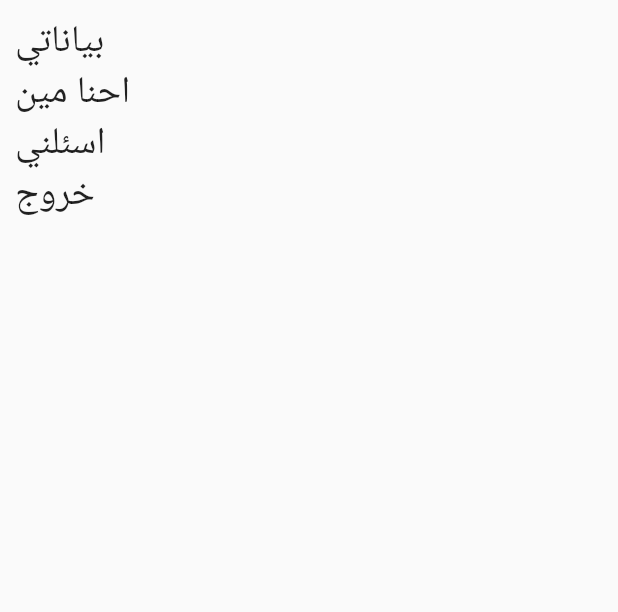
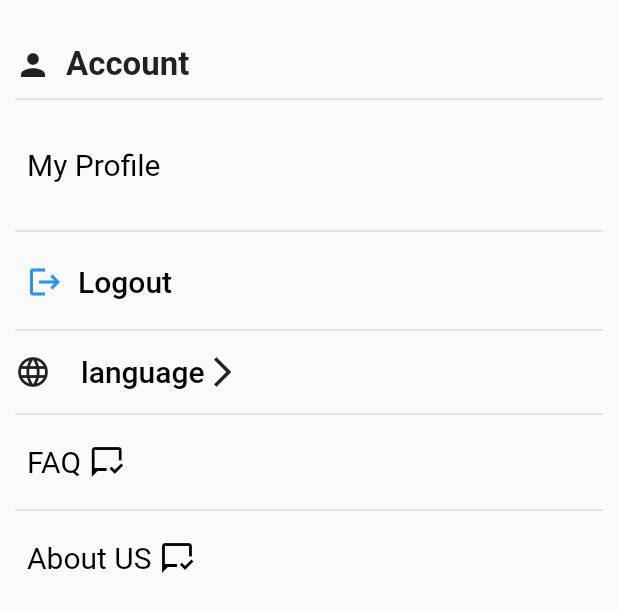
Before and after one commit to SaifHamdi/finalEazydoctor, a Flutter app: the SettingTab widget shown alone on an empty page, opened directly, on a phone screen of 412 x 824 dp. Shown: the top 612 px of the screen. Run offline on Flutter 3.47's test engine with Material 2 defaults, Android fonts, the phone set to English and light mode, and no system bars; our stand-ins replace firebase_auth, firebase_core, font_awesome_flutter, google_sign_in; missing offline and left inert: flutter_alarm_clock; accounts and stored records are empty; network calls fail.

Commit message:
settings

```diff
--- a/lib/Setting/SettingTap.dart
+++ b/lib/Setting/SettingTap.dart
@@ -1,36 +1,117 @@
 import 'package:eazyydoctor/Setting/Profile.dart';
 import 'package:eazyydoctor/SignInScreen.dart';
+import 'package:eazyydoctor/themeData.dart';
 import 'package:firebase_auth/firebase_auth.dart';
 import 'package:flutter/material.dart';
+import 'package:flutter/painting.dart';
+import 'package:font_awesome_flutter/font_awesome_flutter.dart';
 
 class SettingTab extends StatelessWidget {
   @override
   Widget build(BuildContext context) {
     return Stack(
-      children: [Padding(
+      children: [
+        Container(
+         // color:MyThemeData.primaryColor,
+          child: Padding(
           padding: const EdgeInsets.all(10.0),
-        child: Column(crossAxisAlignment: CrossAxisAlignment.stretch,
+          child: ListView(
+            //crossAxisAlignment: CrossAxisAlignment.stretch,
+            children: [SizedBox(height: 20,),
+              Row(
                 children: [
-            InkWell(onTap: (){
-              Navigator.pop(context);
-              Navigator.pushNamed(context, Profile.routName);
-            },
-                child: Container(child: Text('بياناتي',style: TextStyle(fontSize: 25.0),),)),
-            InkWell(onTap: (){},
-                child: Container(child: Text('احنا مين',style: TextStyle(fontSize: 25.0),),)),
-            InkWell(onTap: (){},
-                child: Container(child: Text('اسئلني',style: TextStyle(fontSize: 25.0),),)),
-            InkWell(onTap: (){
+                  Icon(Icons.person,color: MyThemeData.primaryColor,),
+                  SizedBox(width: 10,),
+                  Text('Account',style: TextStyle(fontSize: 22,fontWeight: FontWeight.bold),),
+                ],
+              ),
+              Divider(height: 20,thickness: 1,),
+              SizedBox(height: 10,),
+              Container(alignment: Alignment.topLeft,
+                color:MyThemeData.primaryColor,
+                child: TextButton(onPressed:(){Navigator.pop(context);
+                Navigator.pushNamed(context, Profile.routName);}, child: Container(
+                  child:Text('My Profile',style: TextStyle(fontSize: 20.0,fontWeight: FontWeight.normal,color: Colors.black) ,),)),
+              ),
+              SizedBox(height: 10,),
+              Divider(height: 20,thickness: 1,),
+              TextButton(onPressed: (){
                 FirebaseAuth.instance.signOut().then((value) {
                   print("signed out");
                   Navigator.push(context, MaterialPageRoute(builder: (context) => SignInScreen()));
                 });
               },
-                child: Container(child: Text('خروج',style: TextStyle(fontSize: 25.0),),)),
+                child: Container(
+                    child:Row(
+                      children: [
+                        Icon(Icons.logout,color: MyThemeData.primaryColor,), SizedBox(width: 10,),
+                        Text('Logout',style: TextStyle(fontSize: 20.0,color: Colors.black),),],)),),
+              Divider(thickness: 1,),
+              Row(
+                children: [
+                  Icon(Icons.language,color:MyThemeData.primaryColor,),
+                  builAccountOption(context, 'language'),
                 ],
+              ),
+              Divider(thickness: 1,),
+              Container(alignment: Alignment.topLeft,
+                color:MyThemeData.primaryColor,
+                child: TextButton(onPressed:(){}, child: Container(
+                  child:Row(
+                    children: [
+                      Text('FAQ',style: TextStyle(fontSize: 20.0,fontWeight: FontWeight.normal,color: Colors.black) ,),SizedBox(width: 5,),
+                      Icon(Icons.mark_chat_read_outlined,color: Colors.black,),
+                    ],
+                  ),)),
+              ),
+              Divider(thickness: 1,),
+              Container(alignment: Alignment.topLeft,
+                color:MyThemeData.primaryColor,
+                child: TextButton(onPressed:(){}, child: Container(
+                  child:Row(
+                    children: [
+                      Text('About US',style: TextStyle(fontSize: 20.0,fontWeight: FontWeight.normal,color: Colors.black) ,),SizedBox(width: 5,),
+                      Icon(Icons.mark_chat_read_outlined,color: Colors.black,),
+                    ],
+                  ),)),
+              ),
+
+             ],
+          ),
       ),
         )
       ],
     );
   }
+  GestureDetector builAccountOption(BuildContext context,String title){
+    return GestureDetector(
+      onTap: (){
+        showDialog(context: context, builder: (BuildContext context)
+        {
+          return AlertDialog(
+            title: Text(title),
+            content: Column(
+              mainAxisSize: MainAxisSize.min,
+              children: [TextButton(onPressed: (){},child: Text('English'),),
+          TextButton(onPressed: (){},child:Text('Arabic')),
+              ],
+            ),
+            actions: [
+              TextButton(onPressed: (){Navigator.of(context).pop();}, child: Text('close'))
+            ],
+          );
+         });
+      },
+        child: Padding(
+          padding: const EdgeInsets.symmetric(vertical: 8,horizontal: 20),
+          child: Row(
+            mainAxisAlignment: MainAxisAlignment.spaceBetween,
+            children: [
+              Text(title,style: TextStyle(fontSize: 20,fontWeight: FontWeight.w500,color: Colors.black),),
+              Icon(Icons.arrow_forward_ios)
+            ],
+          ),
+        ),
+    );
   }
+}
```
Lines whose indentation alone changed are shown as unchanged.
